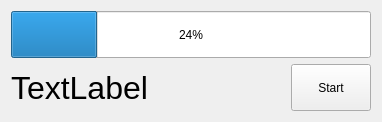
First picture: the form in src/wtimer.ui, repository AlexPuts/TyroTimer, before the edit.
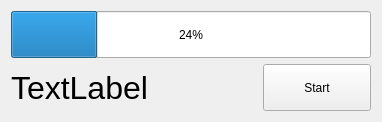
Second picture: the form after the edit. Icons and pictures are not drawn.

```diff
--- a/src/wtimer.ui
+++ b/src/wtimer.ui
@@ -65,7 +65,7 @@
          <item>
           <widget class="QPushButton" name="start_stop">
            <property name="sizePolicy">
-            <sizepolicy hsizetype="Minimum" vsizetype="Preferred">
+            <sizepolicy hsizetype="Expanding" vsizetype="Preferred">
              <horstretch>0</horstretch>
              <verstretch>0</verstretch>
             </sizepolicy>
```
